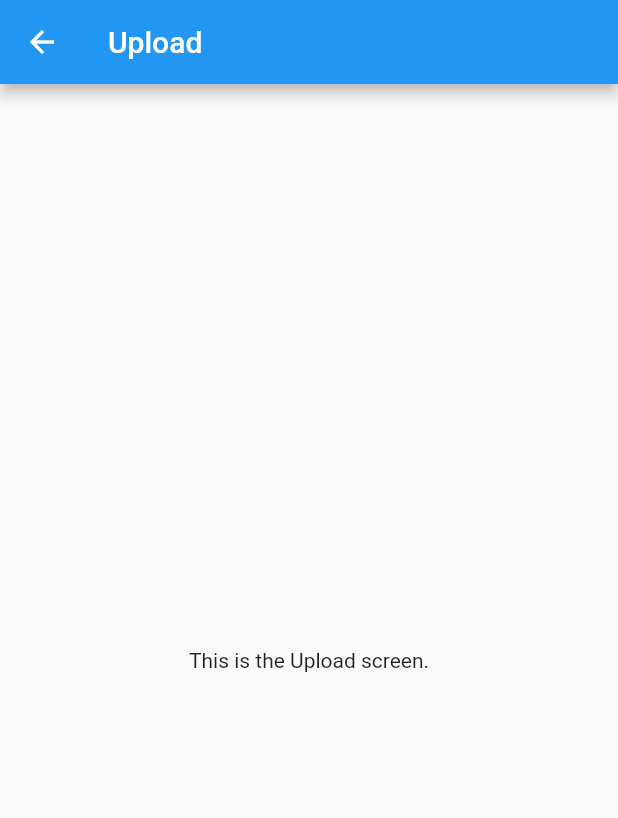
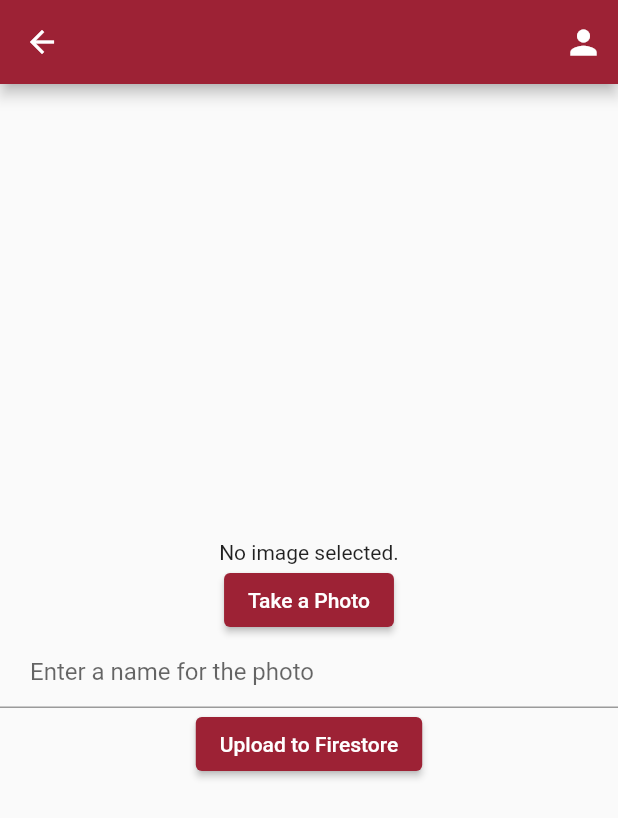
Before and after one commit to gdisalvo30/ChicoGuesser, a Flutter app: the screen it shows after launch, after a tap on "Upload", on a phone screen of 412 x 824 dp. Shown: the top 818 px of the screen. Run offline on Flutter 3.47's test engine with Material 2 defaults, Android fonts, the phone set to English and light mode, and no system bars; our stand-ins replace cloud_firestore, firebase_core, firebase_storage, image_picker; accounts and stored records are empty; network calls fail.

Commit message:
Added upload functionality with firebase

```diff
--- /dev/null
+++ b/chicog/lib/colors.dart
@@ -0,0 +1,26 @@
+import 'package:flutter/material.dart';
+
+class Pallete {
+  static const MaterialColor myColor =
+      MaterialColor(_myColorPrimaryValue, <int, Color>{
+    50: Color(0xFF9D2235),
+    100: Color(0xFFE2BDC2),
+    200: Color(0xFFCE919A),
+    300: Color(0xFFBA6472),
+    400: Color(0xFFAC4353),
+    500: Color(_myColorPrimaryValue),
+    600: Color(0xFF951E30),
+    700: Color(0xFF8B1928),
+    800: Color(0xFF811422),
+    900: Color(0xFF6F0C16),
+  });
+  static const MaterialColor myColorAccent =
+    MaterialColor(_myColorAccentValue, <int, Color>{
+  100: Color(0xFFFFA1A9),
+  200: Color(_myColorAccentValue),
+  400: Color(0xFFFF3B4A),
+  700: Color(0xFFFF2233),
+});
+}
+const int _myColorPrimaryValue = 0xFF9D2235;
+const int _myColorAccentValue = 0xFFFF6E79;
--- /dev/null
+++ b/chicog/lib/home.dart
@@ -0,0 +1,95 @@
+import 'package:flutter/material.dart';
+import 'package:chicoguesser/leaderboard.dart';
+import 'package:chicoguesser/play.dart';
+import 'package:chicoguesser/upload.dart';
+import 'package:chicoguesser/profile.dart';
+
+class HomeScreen extends StatelessWidget {
+  const HomeScreen({super.key});
+
+  @override
+  Widget build(BuildContext context) {
+    return Scaffold(
+      appBar: AppBar(
+        shadowColor: Colors.black,
+        title: const Text('ChicoGuesser'),
+        centerTitle: true,
+        actions: <Widget>[
+          Padding(
+            padding: const EdgeInsets.only(right: 10.0),
+            child: GestureDetector(
+                onTap: () {
+                  Navigator.push<void>(
+                    context,
+                    MaterialPageRoute<void>(
+                        builder: (BuildContext context) =>
+                            const ProfileScreen()),
+                  );
+                },
+                child: const Icon(
+                  Icons.person_sharp,
+                  size: 26.0,
+                )),
+          )
+        ],
+      ),
+      body: Container(
+        height: double.infinity,
+        width: double.infinity,
+        decoration: BoxDecoration(
+            image: DecorationImage(
+          fit: BoxFit.cover,
+          image: const AssetImage('assets/main.jpg'),
+          colorFilter: ColorFilter.mode(
+              Colors.white.withOpacity(0.5), BlendMode.modulate),
+        )),
+        child: Column(
+          mainAxisAlignment: MainAxisAlignment.center,
+          children: [
+            const Text(
+              'Welcome',
+              style: TextStyle(
+                fontSize: 40,
+                fontWeight: FontWeight.bold,
+              ),
+            ),
+            const SizedBox(height: 50),
+            ElevatedButton(
+              onPressed: () {
+                Navigator.push<void>(
+                  context,
+                  MaterialPageRoute<void>(
+                      builder: (BuildContext context) => const PlayScreen()),
+                );
+              },
+              child: const Text('Play'),
+            ),
+            const SizedBox(height: 20),
+            ElevatedButton(
+              onPressed: () {
+                Navigator.push<void>(
+                  context,
+                  MaterialPageRoute<void>(
+                      builder: (BuildContext context) => const UploadScreen()),
+                );
+              },
+              child: const Text('Upload'),
+            ),
+            const SizedBox(height: 20),
+            ElevatedButton(
+              onPressed: () {
+                Navigator.push<void>(
+                  context,
+                  MaterialPageRoute<void>(
+                      builder: (BuildContext context) =>
+                          const LeaderboardScreen()),
+                );
+              },
+              child: const Text('Leaderboard'),
+            ),
+          ],
+        ),
+      ),
+    );
+  }
+}
--- a/chicog/lib/main.dart
+++ b/chicog/lib/main.dart
@@ -1,116 +1,30 @@
-import 'package:flutter/material.dart';
 import 'package:firebase_core/firebase_core.dart';
 import 'package:flutter/material.dart';
 import 'firebase_options.dart';
+import 'package:chicoguesser/colors.dart';
+import 'package:chicoguesser/home.dart';
 
 Future<void> main() async {
   WidgetsFlutterBinding.ensureInitialized();
   await Firebase.initializeApp(
     options: DefaultFirebaseOptions.currentPlatform,
   );
-  runApp(MyApp());
+  runApp(const MyApp());
 }
 
+// void main() {
+//   runApp(const MyApp());
+// }
+
 class MyApp extends StatelessWidget {
+  const MyApp({super.key});
+
   @override
   Widget build(BuildContext context) {
     return MaterialApp(
       title: 'ChicoGuesser',
-      initialRoute: '/',
-      routes: {
-        '/': (context) => HomeScreen(),
-        '/play': (context) => PlayScreen(),
-        '/upload': (context) => UploadScreen(),
-        '/leaderboard': (context) => LeaderboardScreen(),
-      },
+      theme: ThemeData(primarySwatch: Pallete.myColor),
+      home: const HomeScreen(),
     );
   }
 }
-
-class HomeScreen extends StatelessWidget {
-  @override
-  Widget build(BuildContext context) {
-    return Scaffold(
-      appBar: AppBar(
-        title: const Text('ChicoGuesser!'),
-      ),
-      body: Center(
-        child: Column(
-          mainAxisAlignment: MainAxisAlignment.center,
-          children: [
-            const Text(
-              'ChicoGuesser!',
-              style: TextStyle(
-                fontSize: 40,
-                fontWeight: FontWeight.bold,
-              ),
-            ),
-            SizedBox(height: 50),
-            ElevatedButton(
-              onPressed: () {
-                Navigator.pushNamed(context, '/play');
-              },
-              child: Text('Play'),
-            ),
-            SizedBox(height: 20),
-            ElevatedButton(
-              onPressed: () {
-                Navigator.pushNamed(context, '/upload');
-              },
-              child: Text('Upload'),
-            ),
-            SizedBox(height: 20),
-            ElevatedButton(
-              onPressed: () {
-                Navigator.pushNamed(context, '/leaderboard');
-              },
-              child: const Text('Leaderboard'),
-            ),
-          ],
-        ),
-      ),
-    );
-  }
-}
-
-class PlayScreen extends StatelessWidget {
-  @override
-  Widget build(BuildContext context) {
-    return Scaffold(
-      appBar: AppBar(
-        title: Text('Play'),
-      ),
-      body: const Center(
-        child: Text('This is the Play screen.'),
-      ),
-    );
-  }
-}
-
-class UploadScreen extends StatelessWidget {
-  @override
-  Widget build(BuildContext context) {
-    return Scaffold(
-      appBar: AppBar(
-        title: const Text('Upload'),
-      ),
-      body: const Center(
-        child: Text('This is the Upload screen.'),
-      ),
-    );
-  }
-}
-
-class LeaderboardScreen extends StatelessWidget {
-  @override
-  Widget build(BuildContext context) {
-    return Scaffold(
-      appBar: AppBar(
-        title: const Text('Leaderboard'),
-      ),
-      body: const Center(
-        child: Text('This is the Leaderboard screen.'),
-      ),
-    );
-  }
-}
--- /dev/null
+++ b/chicog/lib/upload.dart
@@ -0,0 +1,111 @@
+import 'dart:io';
+
+import 'package:flutter/material.dart';
+import 'package:image_picker/image_picker.dart';
+import 'package:firebase_storage/firebase_storage.dart';
+import 'package:cloud_firestore/cloud_firestore.dart';
+import 'package:chicoguesser/profile.dart';
+
+class UploadScreen extends StatefulWidget {
+  const UploadScreen({Key? key}) : super(key: key);
+
+  @override
+  _UploadScreenState createState() => _UploadScreenState();
+}
+
+class _UploadScreenState extends State<UploadScreen> {
+  late File _image;
+  final picker = ImagePicker();
+  final TextEditingController _nameController = TextEditingController();
+
+  Future<void> _getImageFromCamera() async {
+    final pickedFile = await picker.getImage(source: ImageSource.camera);
+
+    if (pickedFile != null) {
+      setState(() {
+        _image = File(pickedFile.path);
+      });
+    } else {
+      print('No image selected.');
+    }
+  }
+
+  Future<void> _uploadImageToFirestore() async {
+    if (_image == null) {
+      print('No image selected.');
+      return;
+    }
+
+    FirebaseStorage storage = FirebaseStorage.instance;
+    String fileName = _nameController.text.trim();
+    Reference ref = storage.ref().child("photos/$fileName.jpg");
+    UploadTask uploadTask = ref.putFile(_image);
+
+    await uploadTask.whenComplete(() async {
+      String downloadURL = await ref.getDownloadURL();
+
+      FirebaseFirestore.instance.collection('photos').add({
+        'downloadURL': downloadURL,
+        'name': fileName,
+      });
+    });
+  }
+
+  @override
+  void initState() {
+    super.initState();
+    _image = File('');
+  }
+
+  @override
+  Widget build(BuildContext context) {
+    return Scaffold(
+      appBar: AppBar(
+        actions: <Widget>[
+          Padding(
+            padding: const EdgeInsets.only(right: 10.0),
+            child: GestureDetector(
+                onTap: () {
+                  Navigator.push<void>(
+                    context,
+                    MaterialPageRoute<void>(
+                        builder: (BuildContext context) =>
+                            const ProfileScreen()),
+                  );
+                },
+                child: const Icon(
+                  Icons.person_sharp,
+                  size: 26.0,
+                )),
+          )
+        ],
+      ),
+      body: Column(
+        mainAxisAlignment: MainAxisAlignment.center,
+        children: <Widget>[
+          Center(
+            child: _image == null || _image.path == ''
+                ? const Text('No image selected.')
+                : Image.file(_image),
+          ),
+          ElevatedButton(
+            onPressed: _getImageFromCamera,
+            child: const Text('Take a Photo'),
+          ),
+          TextField(
+            controller: _nameController,
+            decoration: const InputDecoration(
+              hintText: 'Enter a name for the photo',
+              contentPadding:
+                  EdgeInsets.symmetric(horizontal: 20, vertical: 10),
+            ),
+          ),
+          ElevatedButton(
+            onPressed: _uploadImageToFirestore,
+            child: const Text('Upload to Firestore'),
+          ),
+        ],
+      ),
+    );
+  }
+}
```
Also changed, not shown: chicog/lib/leaderboard.dart (added, +32 -0 lines), chicog/lib/play.dart (added, +32 -0 lines), chicog/lib/profile.dart (added, +15 -0 lines), chicog/pubspec.yaml (+6 -8 lines), chicog/analysis_options.yaml (line endings or trailing spaces), chicog/assets/main.jpg (added), chicog/pubspec.lock, 79 other files.
